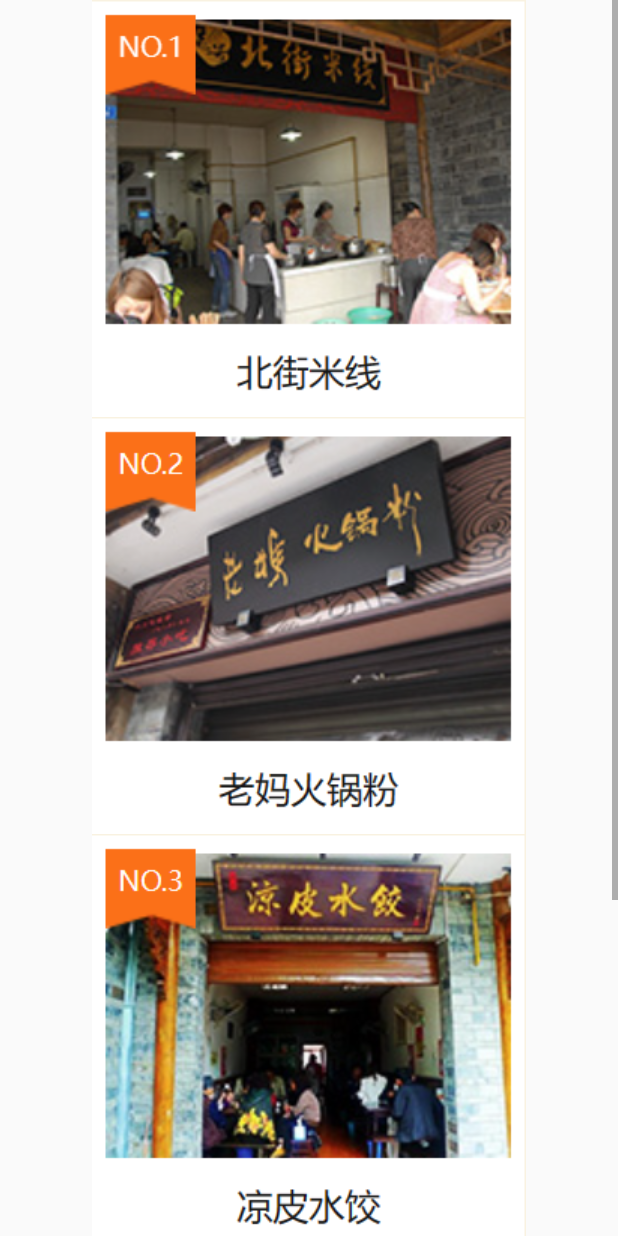
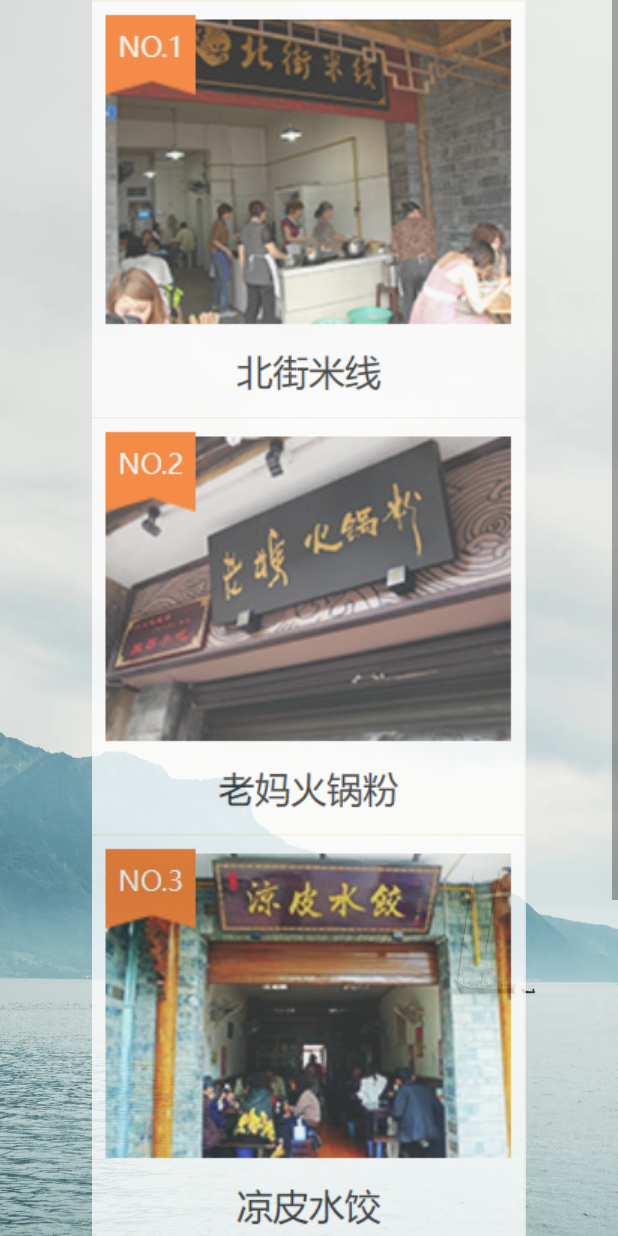
Before and after one commit to H-Bole/andriod-studio_work, an Android app: the Tourism_Eat screen opened directly, with no data from a screen before it, on a phone screen of 412 x 824 dp. Run offline under Robolectric (Android 15) with nearby library versions, the light colour scheme and no system bars.

Commit message:
微调布局

```diff
--- a/app/src/main/res/layout/tourism_eat.xml
+++ b/app/src/main/res/layout/tourism_eat.xml
@@ -1,11 +1,11 @@
 <?xml version="1.0" encoding="utf-8"?>
-<androidx.constraintlayout.widget.ConstraintLayout
-    xmlns:android="http://schemas.android.com/apk/res/android"
+<androidx.constraintlayout.widget.ConstraintLayout xmlns:android="http://schemas.android.com/apk/res/android"
     xmlns:app="http://schemas.android.com/apk/res-auto"
     xmlns:tools="http://schemas.android.com/tools"
     android:id="@+id/main_layout"
     android:layout_width="match_parent"
-    android:layout_height="match_parent">
+    android:layout_height="match_parent"
+    android:background="@drawable/bg2">
 
     <ScrollView
         android:id="@+id/scroll_view"
@@ -19,50 +19,60 @@
             android:id="@+id/linear_layout"
             android:layout_width="match_parent"
             android:layout_height="wrap_content"
+            android:alpha="0.85"
             android:orientation="vertical">
 
             <ImageView
                 android:id="@+id/imageView12"
                 android:layout_width="match_parent"
                 android:layout_height="wrap_content"
+                android:alpha="0.9"
                 app:srcCompat="@drawable/eat1" />
 
             <ImageView
                 android:id="@+id/imageView13"
                 android:layout_width="match_parent"
                 android:layout_height="wrap_content"
+                android:alpha="0.9"
                 app:srcCompat="@drawable/eat2" />
 
             <ImageView
                 android:id="@+id/imageView14"
                 android:layout_width="match_parent"
                 android:layout_height="wrap_content"
+                android:alpha="0.9"
                 app:srcCompat="@drawable/eat3" />
 
             <ImageView
                 android:id="@+id/imageView15"
                 android:layout_width="match_parent"
                 android:layout_height="wrap_content"
+                android:alpha="0.9"
                 app:srcCompat="@drawable/eat4" />
 
             <ImageView
                 android:id="@+id/imageView16"
                 android:layout_width="match_parent"
-                android:layout_height="850dp"
+                android:layout_height="800dp"
+                android:alpha="0.9"
+                android:scaleType="fitStart"
                 android:visibility="gone"
                 app:srcCompat="@drawable/eat_detail" />
 
             <androidx.constraintlayout.widget.ConstraintLayout
                 android:id="@+id/activity_end"
                 android:layout_width="match_parent"
-                android:layout_height="wrap_content">
+                android:layout_height="wrap_content"
+                android:alpha="0.9">
 
                 <TextView
                     android:id="@+id/end_text"
                     android:layout_width="78dp"
                     android:layout_height="19dp"
+                    android:alpha="0.9"
                     android:gravity="center_horizontal"
                     android:text="滑到底啦！"
+                    android:textColor="#121212"
                     app:layout_constraintBottom_toBottomOf="parent"
                     app:layout_constraintEnd_toEndOf="parent"
                     app:layout_constraintStart_toStartOf="parent" />
--- a/app/src/main/res/layout/user_order.xml
+++ b/app/src/main/res/layout/user_order.xml
@@ -14,7 +14,7 @@
 
     <TextView
         android:id="@+id/tv_date"
-        android:layout_width="wrap_content"
+        android:layout_width="83dp"
         android:layout_height="wrap_content"
         android:textSize="16sp" />
 
```
Also changed, not shown: app/src/main/res/layout/fragment_user_center.xml (+8 -8 lines), app/src/main/res/drawable/user_center_bg.jpg (added).
